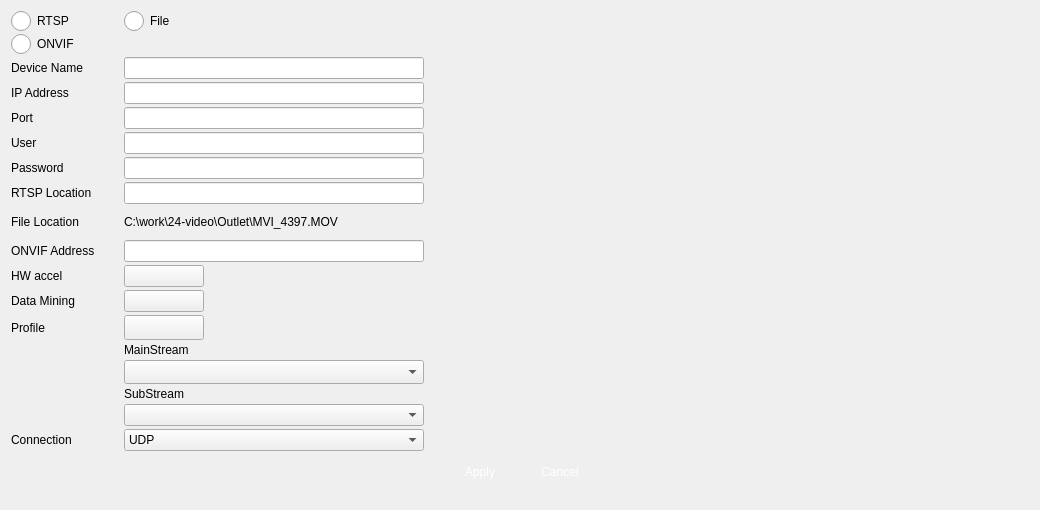
Old version of the form veapp/main/vsccameraadd.ui in the repository linkingvision/rapidvms.
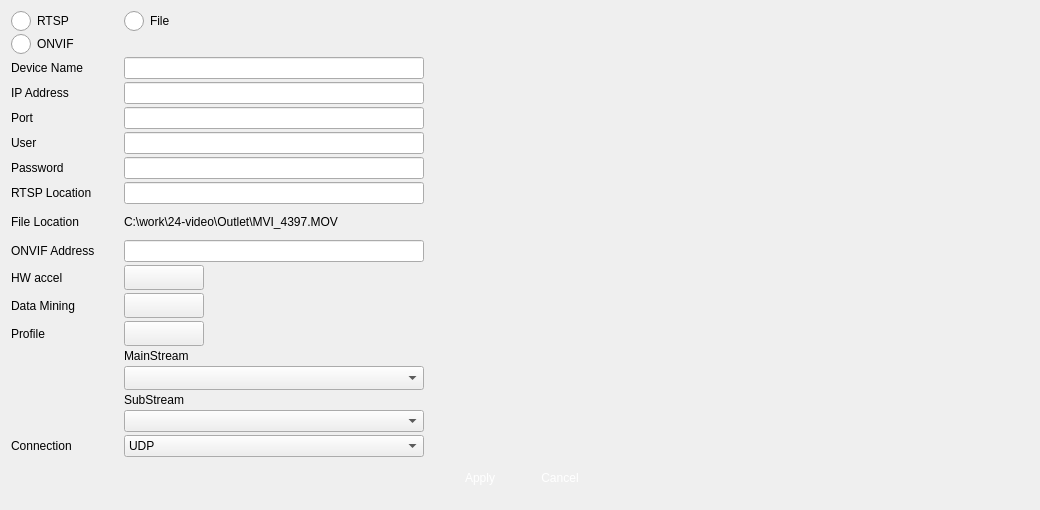
New version of the form. Icons and pictures are not drawn. Custom widgets are drawn as their Qt base class.

Commit message: add profile preview

What changed in the file:
```diff
--- a/veapp/main/vsccameraadd.ui
+++ b/veapp/main/vsccameraadd.ui
@@ -380,6 +380,12 @@
        </item>
        <item row="15" column="1">
         <widget class="SwitchButton" name="checkBoxDataMining">
+         <property name="minimumSize">
+          <size>
+           <width>80</width>
+           <height>25</height>
+          </size>
+         </property>
          <property name="maximumSize">
           <size>
            <width>80</width>
@@ -406,6 +412,12 @@
        </item>
        <item row="14" column="1">
         <widget class="SwitchButton" name="checkBoxHWAccel">
+         <property name="minimumSize">
+          <size>
+           <width>80</width>
+           <height>25</height>
+          </size>
+         </property>
          <property name="maximumSize">
           <size>
            <width>80</width>
@@ -445,16 +457,6 @@
         </widget>
        </item>
        <item row="22" column="1">
-        <widget class="QComboBox" name="comboBoxMain">
-         <property name="maximumSize">
-          <size>
-           <width>300</width>
-           <height>16777215</height>
-          </size>
-         </property>
-        </widget>
-       </item>
-       <item row="18" column="1">
         <widget class="QComboBox" name="comboBoxSub">
          <property name="maximumSize">
           <size>
@@ -462,6 +464,16 @@
            <height>16777215</height>
           </size>
          </property>
+        </widget>
+       </item>
+       <item row="18" column="1">
+        <widget class="QComboBox" name="comboBoxMain">
+         <property name="maximumSize">
+          <size>
+           <width>300</width>
+           <height>16777215</height>
+          </size>
+         </property>
          <property name="sizeAdjustPolicy">
           <enum>QComboBox::AdjustToMinimumContentsLengthWithIcon</enum>
          </property>
@@ -477,6 +489,12 @@
          </property>
          <item>
           <widget class="SwitchButton" name="checkBoxProfileToken">
+           <property name="minimumSize">
+            <size>
+             <width>80</width>
+             <height>25</height>
+            </size>
+           </property>
            <property name="maximumSize">
             <size>
              <width>80</width>
```
The commit also changes 2 other files.
